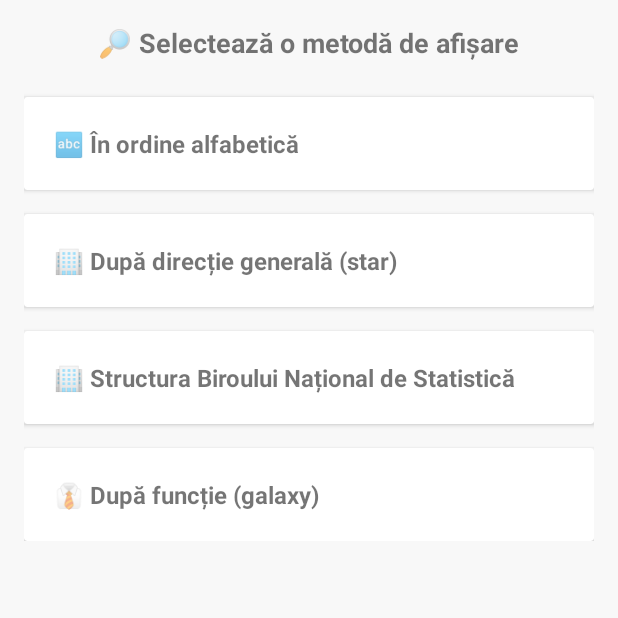
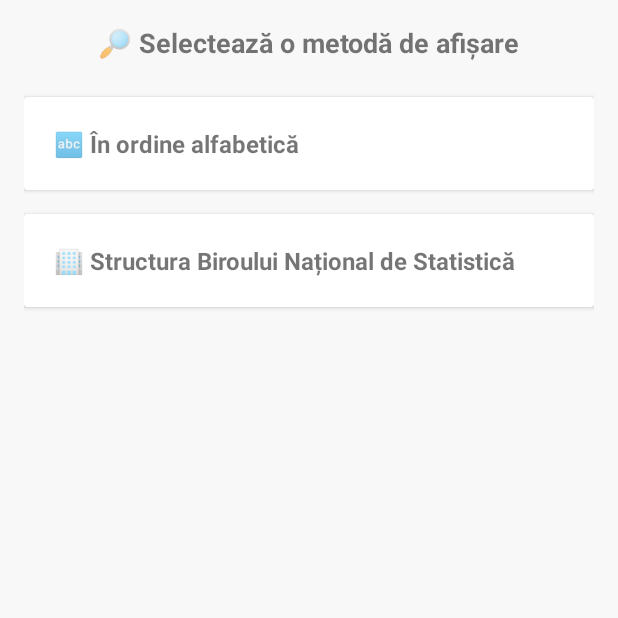
Before and after one commit to androidacvtivity/StatDataExplorer, an Android app: the EmployeeMenuActivity screen opened directly, with no data from a screen before it, on a phone screen of 412 x 824 dp, the top half of it. Run offline under Robolectric (Android 15) with nearby library versions, the phone set to English and light mode, and no system bars.

Commit message:
Color - Color - getName #119

```diff
--- a/app/src/main/java/com/bancusoft/statdataexplorer/activities/EmployeeMenuActivity.java
+++ b/app/src/main/java/com/bancusoft/statdataexplorer/activities/EmployeeMenuActivity.java
@@ -21,10 +21,10 @@ public class EmployeeMenuActivity extends AppCompatActivity {
                 startActivity(new Intent(this, EmployeesListActivity.class))
         );
 
-        findViewById(R.id.cardStar).setOnClickListener(v ->
-
-                startActivity(new Intent(this, StarListActivity.class))
-        );
+//        findViewById(R.id.cardStar).setOnClickListener(v ->
+//
+//                startActivity(new Intent(this, StarListActivity.class))
+//        );
 
         findViewById(R.id.cardDepart).setOnClickListener(v ->
                 startActivity(new Intent(this, StructBnsActivity.class))
--- a/app/src/main/res/layout/activity_employee_menu.xml
+++ b/app/src/main/res/layout/activity_employee_menu.xml
@@ -40,23 +40,23 @@
         </androidx.cardview.widget.CardView>
 
         <!-- Opțiunea 2: După direcție generală -->
-        <androidx.cardview.widget.CardView
-            android:id="@+id/cardStar"
-            android:layout_width="match_parent"
-            android:layout_height="wrap_content"
-            android:layout_marginBottom="16dp"
-            android:clickable="true"
-            android:focusable="true"
-            android:elevation="4dp">
+<!--        <androidx.cardview.widget.CardView-->
+<!--            android:id="@+id/cardStar"-->
+<!--            android:layout_width="match_parent"-->
+<!--            android:layout_height="wrap_content"-->
+<!--            android:layout_marginBottom="16dp"-->
+<!--            android:clickable="true"-->
+<!--            android:focusable="true"-->
+<!--            android:elevation="4dp">-->
 
-            <TextView
-                android:layout_width="match_parent"
-                android:layout_height="wrap_content"
-                android:padding="20dp"
-                android:text="🏢 După direcție generală (star)"
-                android:textSize="16sp"
-                android:textStyle="bold" />
-        </androidx.cardview.widget.CardView>
+<!--            <TextView-->
+<!--                android:layout_width="match_parent"-->
+<!--                android:layout_height="wrap_content"-->
+<!--                android:padding="20dp"-->
+<!--                android:text="🏢 După direcție generală (star)"-->
+<!--                android:textSize="16sp"-->
+<!--                android:textStyle="bold" />-->
+<!--        </androidx.cardview.widget.CardView>-->
 
         <!-- Opțiunea 3: După direcție -->
         <androidx.cardview.widget.CardView
@@ -78,23 +78,23 @@
                 android:textStyle="bold" />
         </androidx.cardview.widget.CardView>
 
-        <!-- Opțiunea 4: După funcție -->
-        <androidx.cardview.widget.CardView
-            android:id="@+id/cardGalaxy"
-            android:layout_width="match_parent"
-            android:layout_height="wrap_content"
-            android:clickable="true"
-            android:focusable="true"
-            android:elevation="4dp">
+<!--        &lt;!&ndash; Opțiunea 4: După funcție &ndash;&gt;-->
+<!--        <androidx.cardview.widget.CardView-->
+<!--            android:id="@+id/cardGalaxy"-->
+<!--            android:layout_width="match_parent"-->
+<!--            android:layout_height="wrap_content"-->
+<!--            android:clickable="true"-->
+<!--            android:focusable="true"-->
+<!--            android:elevation="4dp">-->
 
-            <TextView
-                android:layout_width="match_parent"
-                android:layout_height="wrap_content"
-                android:padding="20dp"
-                android:text="👔 După funcție (galaxy)"
-                android:textSize="16sp"
-                android:textStyle="bold" />
-        </androidx.cardview.widget.CardView>
+<!--            <TextView-->
+<!--                android:layout_width="match_parent"-->
+<!--                android:layout_height="wrap_content"-->
+<!--                android:padding="20dp"-->
+<!--                android:text="👔 După funcție (galaxy)"-->
+<!--                android:textSize="16sp"-->
+<!--                android:textStyle="bold" />-->
+<!--        </androidx.cardview.widget.CardView>-->
 
     </LinearLayout>
 </ScrollView>
```
